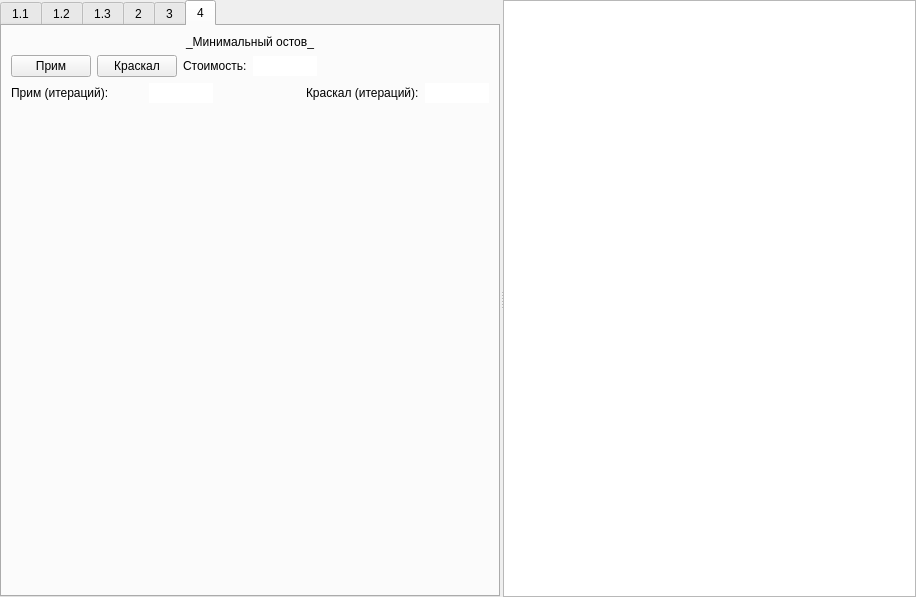
Before: the Qt Designer form L1-GUI/Lab1.ui in mariohuq/polytech-graph-theory, drawn with Qt 5.
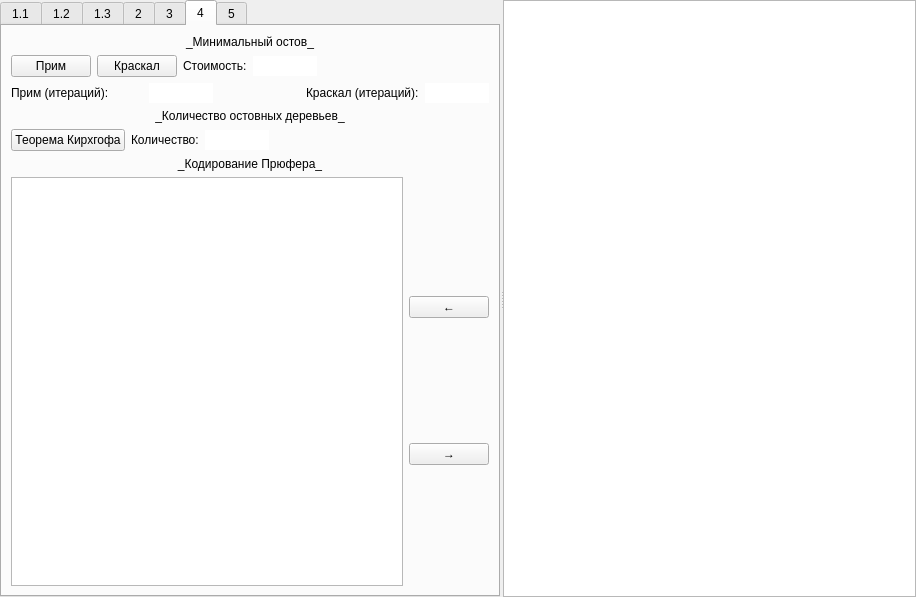
After: the same form once the commit is applied.

Commit message: add ui and stub code for kirhoff and prufer

```diff
--- a/L1-GUI/Lab1.ui
+++ b/L1-GUI/Lab1.ui
@@ -660,7 +660,7 @@
        <attribute name="title">
         <string>4</string>
        </attribute>
-       <layout class="QVBoxLayout" name="verticalLayout_10">
+       <layout class="QVBoxLayout" name="verticalLayout_11">
         <item>
          <widget class="QLabel" name="label_27">
           <property name="text">
@@ -801,20 +801,122 @@
          </layout>
         </item>
         <item>
-         <spacer name="verticalSpacer_2">
-          <property name="orientation">
-           <enum>Qt::Vertical</enum>
+         <widget class="QLabel" name="label_28">
+          <property name="text">
+           <string>_Количество остовных деревьев_</string>
           </property>
-          <property name="sizeHint" stdset="0">
-           <size>
-            <width>20</width>
-            <height>40</height>
-           </size>
+          <property name="textFormat">
+           <enum>Qt::MarkdownText</enum>
           </property>
-         </spacer>
+          <property name="alignment">
+           <set>Qt::AlignCenter</set>
+          </property>
+         </widget>
+        </item>
+        <item>
+         <layout class="QHBoxLayout" name="horizontalLayout_14">
+          <item>
+           <widget class="QPushButton" name="kirchhoff">
+            <property name="text">
+             <string>Теорема Кирхгофа</string>
+            </property>
+           </widget>
+          </item>
+          <item>
+           <widget class="QLabel" name="label_29">
+            <property name="text">
+             <string>Количество:</string>
+            </property>
+           </widget>
+          </item>
+          <item>
+           <widget class="QLineEdit" name="count_sts">
+            <property name="minimumSize">
+             <size>
+              <width>64</width>
+              <height>0</height>
+             </size>
+            </property>
+            <property name="maximumSize">
+             <size>
+              <width>32</width>
+              <height>16777215</height>
+             </size>
+            </property>
+            <property name="frame">
+             <bool>false</bool>
+            </property>
+            <property name="readOnly">
+             <bool>true</bool>
+            </property>
+           </widget>
+          </item>
+          <item>
+           <spacer name="horizontalSpacer_3">
+            <property name="orientation">
+             <enum>Qt::Horizontal</enum>
+            </property>
+            <property name="sizeHint" stdset="0">
+             <size>
+              <width>40</width>
+              <height>20</height>
+             </size>
+            </property>
+           </spacer>
+          </item>
+         </layout>
+        </item>
+        <item>
+         <widget class="QLabel" name="label_30">
+          <property name="text">
+           <string>_Кодирование Прюфера_</string>
+          </property>
+          <property name="textFormat">
+           <enum>Qt::MarkdownText</enum>
+          </property>
+          <property name="alignment">
+           <set>Qt::AlignCenter</set>
+          </property>
+         </widget>
+        </item>
+        <item>
+         <layout class="QHBoxLayout" name="horizontalLayout_17">
+          <item>
+           <widget class="QTextEdit" name="prufer_code"/>
+          </item>
+          <item>
+           <layout class="QVBoxLayout" name="verticalLayout_10">
+            <item>
+             <widget class="QPushButton" name="prufer_encode">
+              <property name="toolTip">
+               <string>Кодировать остов</string>
+              </property>
+              <property name="text">
+               <string>←</string>
+              </property>
+             </widget>
+            </item>
+            <item>
+             <widget class="QPushButton" name="prufer_decode">
+              <property name="toolTip">
+               <string>Декодировать числа в дерево</string>
+              </property>
+              <property name="text">
+               <string>→</string>
+              </property>
+             </widget>
+            </item>
+           </layout>
+          </item>
+         </layout>
         </item>
        </layout>
       </widget>
+      <widget class="QWidget" name="tab_euler_gamilton">
+       <attribute name="title">
+        <string>5</string>
+       </attribute>
+      </widget>
      </widget>
      <widget class="QGraphicsView" name="graphicsView">
       <property name="maximumSize">
```
Left out of the diff: 6 changed lines with no effect on the pictures. The commit also changes 1 other file.
